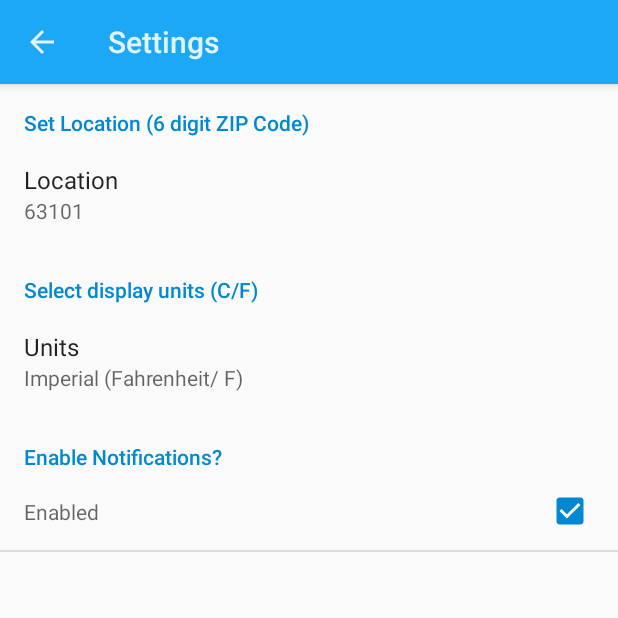
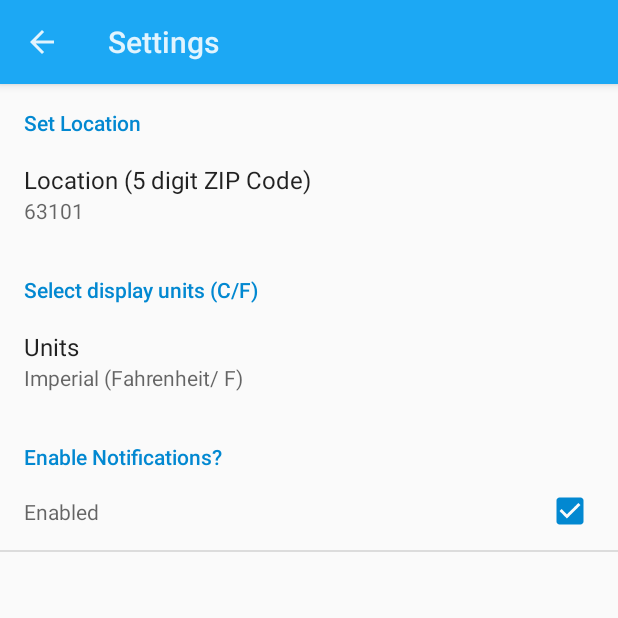
Before and after one commit to mnasty/Sunshine, an Android app: the screen it shows after launch (SettingsActivity), in the options menu, after a tap on "Settings", on a phone screen of 412 x 824 dp, the top half of it. Run offline under Robolectric (Android 15) with nearby library versions, the phone set to English and light mode, and no system bars; 1 statement that could not run was skipped.

Commit message:
Zip code input validation is complete

```diff
--- a/Sunshine-Version-2/app/src/main/java/com/example/android/sunshine/app/SettingsActivity.java
+++ b/Sunshine-Version-2/app/src/main/java/com/example/android/sunshine/app/SettingsActivity.java
@@ -20,6 +20,9 @@ import android.preference.ListPreference;
 import android.preference.Preference;
 import android.preference.PreferenceActivity;
 import android.preference.PreferenceManager;
+import android.widget.Toast;
+
+import com.example.android.sunshine.app.sync.SunshineSyncAdapter;
 
 /**
  * A {@link PreferenceActivity} that presents a set of application settings.
@@ -35,6 +38,7 @@ public class SettingsActivity extends PreferenceActivity
     @Override
     public void onCreate(Bundle savedInstanceState) {
         super.onCreate(savedInstanceState);
+
         // Add 'general' preferences, defined in the XML file
         addPreferencesFromResource(R.xml.pref_general);
 
@@ -55,15 +59,20 @@ public class SettingsActivity extends PreferenceActivity
 
         // Trigger the listener immediately with the preference's
         // current value.
-        onPreferenceChange(preference,
-                PreferenceManager
-                        .getDefaultSharedPreferences(preference.getContext())
-                        .getString(preference.getKey(), ""));
+        onPreferenceChange(preference, PreferenceManager.getDefaultSharedPreferences(preference.getContext()).getString(preference.getKey(), ""));
     }
 
     @Override
     public boolean onPreferenceChange(Preference preference, Object value) {
         String stringValue = value.toString();
+
+        //validate that the length of the zip code is at least 5 digits
+        if (stringValue.length() < 5)
+        {
+            android.widget.Toast invalidZipLength = android.widget.Toast.makeText(this, "ENTER A VALID 5 DIGIT ZIP CODE!", android.widget.Toast.LENGTH_LONG);
+            invalidZipLength.show();
+            return false;
+        }
 
         if (preference instanceof ListPreference) {
             // For list preferences, look up the correct display value in
@@ -77,6 +86,16 @@ public class SettingsActivity extends PreferenceActivity
             // For other preferences, set the summary to the value's simple string representation.
             preference.setSummary(stringValue);
         }
+
+        //refresh and populate new data
+        SunshineSyncAdapter.syncImmediately(this);
+
+        //grab new data from server hot and validate the country code as US or return false and our toast
+        if (!SunshineSyncAdapter.isUsZip) {
+            Toast invalidUSZipToast = Toast.makeText(this, "THE ZIP CODE PROVIDED IS NOT A VALID US ZIP CODE! YOU ARE VIEWING WEATHER FROM: " + SunshineSyncAdapter.cityNameZipValidation + ", " + SunshineSyncAdapter.countryCodeZipValidation, Toast.LENGTH_LONG);
+            invalidUSZipToast.show();
+        }
+
         return true;
     }
 
--- a/Sunshine-Version-2/app/src/main/java/com/example/android/sunshine/app/Utility.java
+++ b/Sunshine-Version-2/app/src/main/java/com/example/android/sunshine/app/Utility.java
@@ -5,12 +5,14 @@ import android.content.SharedPreferences;
 import android.preference.PreferenceManager;
 import android.text.format.Time;
 import android.util.Log;
+import android.widget.Toast;
 
 import java.text.DateFormat;
 import java.text.SimpleDateFormat;
 import java.util.Date;
 
 public class Utility {
+
     public static String getPreferredLocation(Context context) {
         SharedPreferences prefs = PreferenceManager.getDefaultSharedPreferences(context);
         return prefs.getString(context.getString(R.string.pref_location_key),
--- a/Sunshine-Version-2/app/src/main/java/com/example/android/sunshine/app/sync/SunshineSyncAdapter.java
+++ b/Sunshine-Version-2/app/src/main/java/com/example/android/sunshine/app/sync/SunshineSyncAdapter.java
@@ -47,6 +47,11 @@ import java.util.Vector;
 public class SunshineSyncAdapter extends AbstractThreadedSyncAdapter {
 
     public final String LOG_TAG = SunshineSyncAdapter.class.getSimpleName();
+
+    //vars for zip validation
+    public static Boolean isUsZip = true;
+    public static String cityNameZipValidation;
+    public static String countryCodeZipValidation;
 
     // Interval at which to sync with the weather, in milliseconds.
     // 60 seconds (1 minute)  180 = 3 hours
@@ -171,7 +176,7 @@ public class SunshineSyncAdapter extends AbstractThreadedSyncAdapter {
                 }
             }
         }
-        Log.d(LOG_TAG, "!!!SYNC COMPLETE!");
+        Log.d(LOG_TAG, "!!!JSON SYNC COMPLETE!");
         return;
     }
 
@@ -235,6 +240,7 @@ public class SunshineSyncAdapter extends AbstractThreadedSyncAdapter {
 
         // Location information
         final String OWM_CITY = "city";
+        final String OWM_COUNTRY_CODE = "country";
         final String OWM_CITY_NAME = "name";
         final String OWM_COORD = "coord";
 
@@ -265,6 +271,25 @@ public class SunshineSyncAdapter extends AbstractThreadedSyncAdapter {
 
             JSONObject cityJson = forecastJson.getJSONObject(OWM_CITY);
             String cityName = cityJson.getString(OWM_CITY_NAME);
+
+            //country code for zip validation
+            JSONObject countryCodeObj = forecastJson.getJSONObject(OWM_CITY);
+            String countryCode = countryCodeObj.getString(OWM_COUNTRY_CODE);
+
+            //make sure we have a US zip code or notify user of foreign weather result
+            if ("US".equals(countryCode))
+            {
+                Log.d(LOG_TAG, "Valid US Postal ZIP Code Provided: " + countryCode);
+            }
+            else
+            {
+                //the instances of cityName and countryCode are preserved temporarily in static
+                //vars so they can be accessed in the SettingsActivity to display the necessary toast
+                cityNameZipValidation = cityName;
+                countryCodeZipValidation = countryCode;
+                //Toast informing user is displayed on the UI thread via SettingsActivity:98
+                isUsZip = false;
+            }
 
             JSONObject cityCoord = cityJson.getJSONObject(OWM_COORD);
             double cityLatitude = cityCoord.getDouble(OWM_LATITUDE);
@@ -325,8 +350,7 @@ public class SunshineSyncAdapter extends AbstractThreadedSyncAdapter {
                 weatherId = weatherObject.getInt(OWM_WEATHER_ID);
                 Log.v("weatherId!!!!!", "SunshineService.weatherId value was: " + String.valueOf(weatherId));
 
-                // Temperatures are in a child object called "temp".  Try not to name variables
-                // "temp" when working with temperature.  It confuses everybody.
+                // Temperatures are in a child object called "temp".
                 JSONObject temperatureObject = dayForecast.getJSONObject(OWM_TEMPERATURE);
                 high = temperatureObject.getDouble(OWM_MAX);
                 low = temperatureObject.getDouble(OWM_MIN);
@@ -358,6 +382,10 @@ public class SunshineSyncAdapter extends AbstractThreadedSyncAdapter {
                 getContext().getContentResolver().delete(WeatherContract.WeatherEntry.CONTENT_URI,
                         WeatherContract.WeatherEntry.COLUMN_DATE + " <= ?",
                         new String[] {Long.toString(dayTime.setJulianDay(julianStartDay-1))});
+
+                //setting the location string for the settings activity to the city name
+                //final String cityNamePref = cityName;
+                //SharedPreferences prefs = PreferenceManager.getDefaultSharedPreferences(getContext());
 
                 notifyWeather();
             }
--- a/Sunshine-Version-2/app/src/main/res/values/strings.xml
+++ b/Sunshine-Version-2/app/src/main/res/values/strings.xml
@@ -15,7 +15,7 @@
 
     <string name="title_activity_settings">Settings</string>
 
-    <string name="pref_location_label">Location</string>
+    <string name="pref_location_label">Location (5 digit ZIP Code)</string>
 
     <string name="pref_location_key" translatable="false">location</string>
 
@@ -41,9 +41,11 @@
 
     <string name="settings_title">Settings</string>
 
-    <string name="pref_cat_a_title">Set Location (6 digit ZIP Code)</string>
+    <string name="pref_cat_a_title">Set Location</string>
 
     <string name="pref_cat_b_title">Select display units (C/F)</string>
+
+    <string name="pref_zip_hint">Enter a valid ZIP code here</string>
 
     <string name="pref_temp_label">Units</string>
 
--- a/Sunshine-Version-2/app/src/main/res/xml/pref_general.xml
+++ b/Sunshine-Version-2/app/src/main/res/xml/pref_general.xml
@@ -10,8 +10,10 @@
         <EditTextPreference
             droid:title="@string/pref_location_label"
             droid:key="@string/pref_location_key"
+            droid:hint="@string/pref_zip_hint"
             droid:defaultValue="@string/pref_location_default"
-            droid:inputType="text"
+            droid:inputType="number"
+            droid:maxLength="5"
             droid:singleLine="true"
             />
 
```
